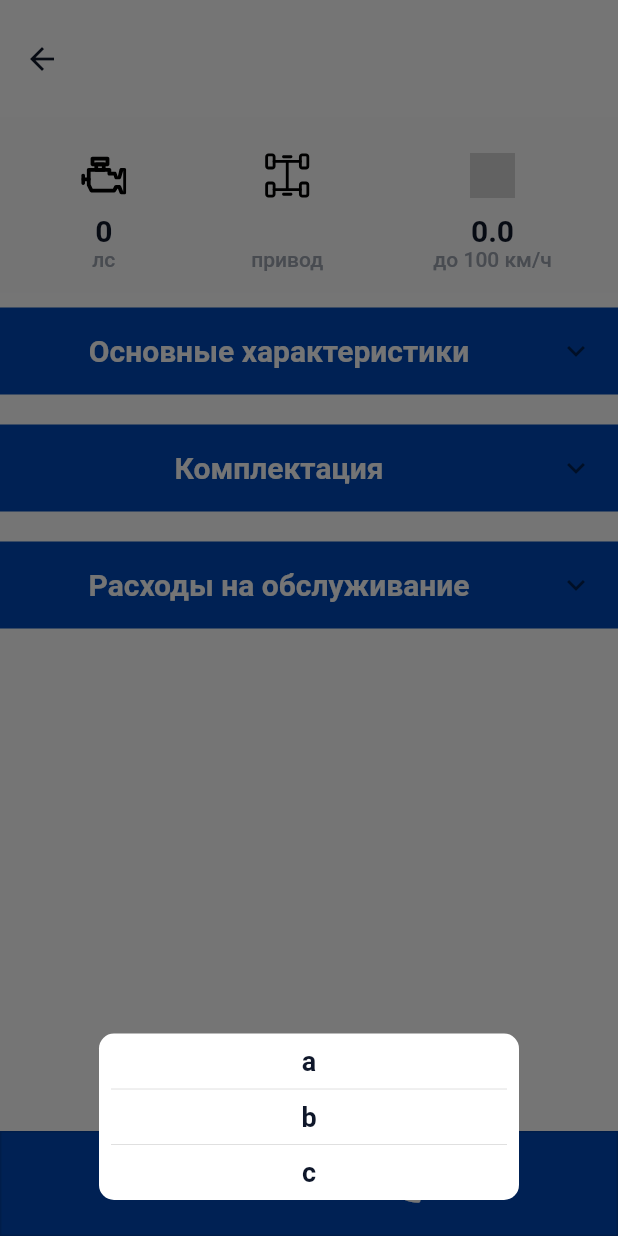
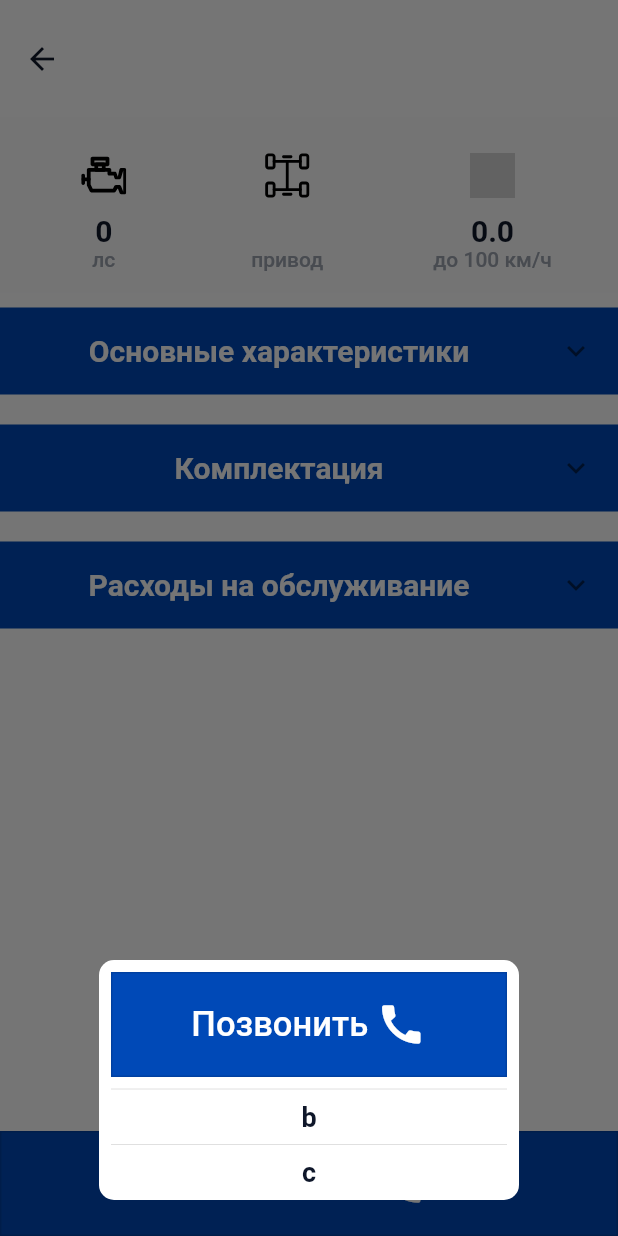
Before and after one commit to ScionRs/flutter-car-sale-app, a Flutter app: the CarIndividualWidget screen opened directly with empty values, after a tap on "Позвонить", on a phone screen of 412 x 824 dp. Run offline on Flutter 3.47's test engine with Material 2 defaults, Android fonts, the phone set to English and light mode, and no system bars; our stand-ins replace carousel_slider, flutter_svg; missing offline and left inert: d_chart, dart:html; network calls fail.

Commit message:
Added BottomDialogButtonWidge in car_individual

```diff
--- a/lib/car_individual_page/car_individual_screen_widget.dart
+++ b/lib/car_individual_page/car_individual_screen_widget.dart
@@ -152,7 +152,7 @@ class _CarIndividualState extends State<CarIndividualWidget> {
                       const BorderRadius.all(Radius.circular(10.0))),
                   child: Column(
                     children: [
-                      Text("a"),
+                      BottomDialogButtonWidget(onTap: (){}),
                       Divider(),
                       Text("b"),
                       Divider(),
@@ -237,6 +237,48 @@ class _CarIndividualState extends State<CarIndividualWidget> {
           )
           ],
       )
+    );
+  }
+}
+
+// Кнопка для всплывающего окна
+class BottomDialogButtonWidget extends StatelessWidget {
+
+  BottomDialogButtonWidget({
+    Key? key,
+    required this.onTap,
+  }) : super(key: key);
+
+  final Function()? onTap;
+
+  @override
+  Widget build(BuildContext context) {
+    return OutlinedButton(onPressed: () {
+      onTap;
+    },
+        style: ButtonStyle(
+          minimumSize: MaterialStateProperty.all(Size(70, 70)),
+          backgroundColor: MaterialStateProperty.all(
+              const Color.fromRGBO(0, 73, 183, 1)),
+          padding: MaterialStateProperty.all(
+              const EdgeInsets.symmetric(vertical: 10.0, horizontal: 42.0)),
+          shape: MaterialStateProperty.all(const RoundedRectangleBorder(
+              borderRadius: BorderRadius.only(
+                topRight: Radius.circular(0),
+                topLeft: Radius.circular(0),
+                bottomRight: Radius.circular(0),
+              )),
+          ),
+        ),
+        child: Row(
+          mainAxisAlignment: MainAxisAlignment.center,
+          children: const [
+            Text('Позвонить',
+              style: TextStyle(color: AppColors.white, fontSize: 23.0),
+              textAlign: TextAlign.center,),
+            SizedBox(width: 5.0,),
+            Icon(Icons.call, color: AppColors.white, size: 34.0,),
+          ],)
     );
   }
 }
```
